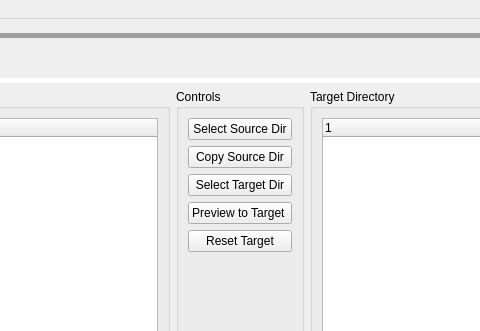
Qt form src/qt/music_manager.ui (okeefo/music-catalogue) before a commit; both pictures show x 362 to 842 and y 0 to 331 of the 1203 by 594 pixel window.
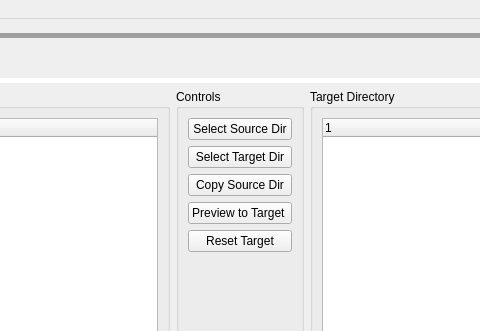
The same form after that commit.

Commit message: copy target destination from the source

```diff
--- a/src/qt/music_manager.ui
+++ b/src/qt/music_manager.ui
@@ -124,13 +124,6 @@
              </property>
             </widget>
            </item>
-           <item>
-            <widget class="QPushButton" name="but_copy_source">
-             <property name="text">
-              <string>Copy Source Dir</string>
-             </property>
-            </widget>
-           </item>
            <item>
             <widget class="QPushButton" name="but_select_target">
              <property name="enabled">
@@ -141,6 +134,13 @@
              </property>
             </widget>
            </item>
+           <item>
+            <widget class="QPushButton" name="but_copy_source">
+             <property name="text">
+              <string>Copy Source Dir</string>
+             </property>
+            </widget>
+           </item>
            <item>
             <widget class="QPushButton" name="but_preview_to_target">
              <property name="text">
```
The commit also changes 2 other files.
